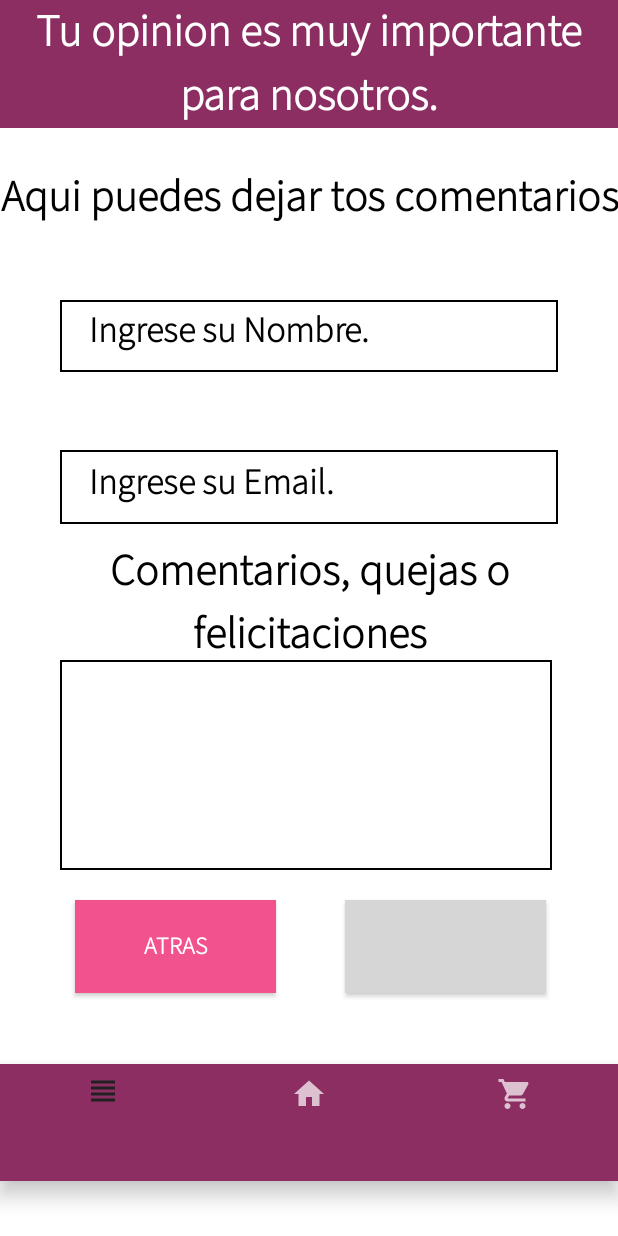
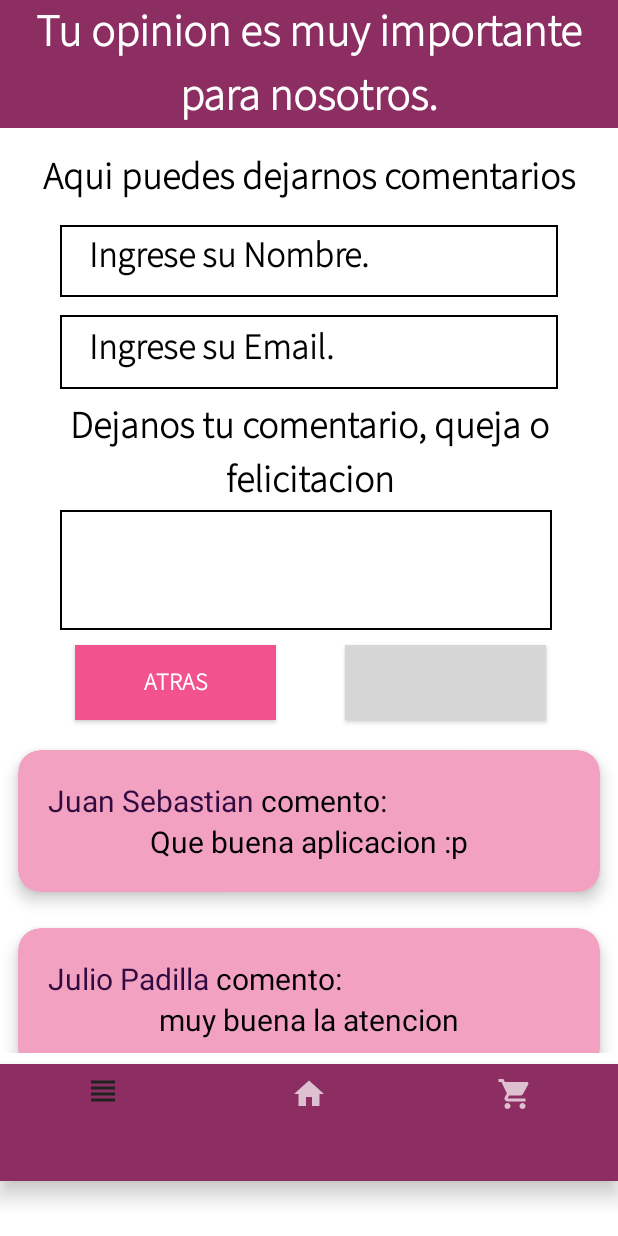
Before and after one commit to isabellalopezs/tiendaderosita, an Android app: the ComentariosFragment screen opened through its navigation route, on a phone screen of 412 x 824 dp. Run offline under Robolectric (Android 15) with nearby library versions, the phone set to English and light mode, and no system bars; our stand-ins replace Firebase (no records; nobody signed in at launch, a user with empty details on screens opened directly), Picasso; pictures from the network do not load; grey boxes are pictures that could not be loaded.

Commit message:
add comment list

```diff
--- /dev/null
+++ b/app/src/main/java/com/example/tienda_de_rosita/view/adapter/ComentariosAdapter.kt
@@ -0,0 +1,37 @@
+package com.example.tienda_de_rosita.view.adapter
+
+import android.view.LayoutInflater
+import android.view.View
+import android.view.ViewGroup
+import android.widget.TextView
+import androidx.recyclerview.widget.RecyclerView
+import androidx.recyclerview.widget.RecyclerView.ViewHolder
+import com.example.tienda_de_rosita.R
+
+class ComentariosAdapter: RecyclerView.Adapter<ComentariosAdapter.ViewHolder>() {
+    override fun onCreateViewHolder(viewGroup: ViewGroup, i:Int): ViewHolder{
+        val v= LayoutInflater.from(viewGroup.context).inflate(R.layout.card_view_comentarios, viewGroup, false)
+        return ViewHolder(v)
+    }
+    inner class ViewHolder(ItemView:View): RecyclerView.ViewHolder(ItemView){
+        var itemNombre: TextView
+        var itemComentario: TextView
+
+        init{
+            itemNombre=ItemView.findViewById(R.id.nombre)
+            itemComentario=ItemView.findViewById(R.id.comentario)
+        }
+    }
+
+    var nombres= arrayOf("Juan Sebastian","Julio Padilla","Jhonatan Lopez","Felipe Suarez","Andres Jimenez")
+    var comentario = arrayOf("Que buena aplicacion :p", "muy buena la atencion", "excelentes productos","Me gusto la gelatina","Muy buena la atencion")
+
+    override fun onBindViewHolder(vieHolder: ViewHolder, i: Int) {
+        vieHolder.itemNombre.text = nombres[i]
+        vieHolder.itemComentario.text = comentario[i]
+    }
+
+    override fun getItemCount(): Int {
+        return nombres.size
+    }
+}
--- a/app/src/main/java/com/example/tienda_de_rosita/view/ui/fragments/ComentariosFragment.kt
+++ b/app/src/main/java/com/example/tienda_de_rosita/view/ui/fragments/ComentariosFragment.kt
@@ -12,7 +12,10 @@ import android.widget.Toast
 import androidx.databinding.DataBindingUtil.setContentView
 import androidx.fragment.app.setFragmentResult
 import androidx.navigation.fragment.findNavController
+import androidx.recyclerview.widget.LinearLayoutManager
+import androidx.recyclerview.widget.RecyclerView
 import com.example.tienda_de_rosita.R
+import com.example.tienda_de_rosita.view.adapter.ComentariosAdapter
 import com.google.android.material.bottomnavigation.BottomNavigationView
 import com.google.firebase.database.DatabaseReference
 import com.google.firebase.database.FirebaseDatabase
@@ -26,6 +29,7 @@ class ComentariosFragment : Fragment() {
     lateinit var dbReference: DatabaseReference
     lateinit var enviarc:Button
     lateinit  var database: FirebaseDatabase
+    lateinit var recyclerCom: RecyclerView
 
 
 
@@ -35,6 +39,10 @@ class ComentariosFragment : Fragment() {
     ): View? {
         // Inflate the layout for this fragment
         val view=inflater.inflate(R.layout.fragment_comentarios, container, false)
+        recyclerCom=view.findViewById(R.id.recyclerviewcom)
+        val adapterComentarios=ComentariosAdapter()
+        recyclerCom.layoutManager=LinearLayoutManager(context)
+        recyclerCom.adapter=adapterComentarios
         return view
     }
 
@@ -78,4 +86,5 @@ class ComentariosFragment : Fragment() {
     }
 
 
+
 }
--- /dev/null
+++ b/app/src/main/res/layout/card_view_comentarios.xml
@@ -0,0 +1,47 @@
+<?xml version="1.0" encoding="utf-8"?>
+<androidx.cardview.widget.CardView xmlns:android="http://schemas.android.com/apk/res/android"
+    android:layout_width="match_parent"
+    android:layout_height="wrap_content"
+    xmlns:app="http://schemas.android.com/apk/res-auto"
+    android:id="@+id/card_comentario"
+    android:layout_margin="12dp"
+    app:cardBackgroundColor="@color/rosado_2"
+    app:cardCornerRadius="15dp"
+    app:cardElevation="6dp"
+    app:contentPadding="4dp">
+
+    <RelativeLayout
+        android:layout_width="match_parent"
+        android:layout_height="match_parent"
+        android:padding="16dp">
+
+        <TextView
+            android:id="@+id/nombre"
+            android:layout_width="wrap_content"
+            android:layout_height="wrap_content"
+            android:text="NOMBRE"
+            android:textSize="20dp"
+            android:textColor="@color/morado_2">
+        </TextView>
+        <TextView
+            android:layout_width="wrap_content"
+            android:layout_height="wrap_content"
+            android:text=" comento:"
+            android:textSize="20dp"
+            android:layout_toEndOf="@id/nombre"
+            android:textColor="@color/black">
+        </TextView>
+        <TextView
+            android:id="@+id/comentario"
+            android:layout_width="match_parent"
+            android:layout_height="wrap_content"
+            android:text="Este es el comentario que hizo ##### sobre nuestra tienda"
+            android:textSize="20dp"
+            android:layout_below="@id/nombre"
+            android:textColor="@color/black"
+            android:textAlignment="center">
+        </TextView>
+
+    </RelativeLayout>
+
+</androidx.cardview.widget.CardView>
--- a/app/src/main/res/layout/fragment_comentarios.xml
+++ b/app/src/main/res/layout/fragment_comentarios.xml
@@ -28,12 +28,12 @@
         android:id="@+id/textView22"
         android:layout_width="match_parent"
         android:layout_height="wrap_content"
-        android:layout_marginTop="110dp"
+        android:layout_marginTop="100dp"
         android:fontFamily="@font/sourcesanstreslight"
-        android:text="Aqui puedes dejar tos comentarios"
+        android:text="Aqui puedes dejarnos comentarios"
         android:textAlignment="center"
         android:textColor="@color/black"
-        android:textSize="29sp"
+        android:textSize="25sp"
         android:textStyle="bold" />
 
     <EditText
@@ -41,7 +41,7 @@
         android:layout_width="wrap_content"
         android:layout_height="48dp"
         android:layout_marginLeft="40dp"
-        android:layout_marginTop="200dp"
+        android:layout_marginTop="150dp"
         android:layout_marginRight="40dp"
         android:background="@drawable/stylo_borde"
         android:ems="10"
@@ -58,7 +58,7 @@
         android:layout_width="wrap_content"
         android:layout_height="49dp"
         android:layout_marginLeft="40dp"
-        android:layout_marginTop="300dp"
+        android:layout_marginTop="210dp"
         android:layout_marginRight="40dp"
         android:background="@drawable/stylo_borde"
         android:ems="10"
@@ -72,22 +72,22 @@
 
     <TextView
         android:id="@+id/textView29"
-        android:layout_width="wrap_content"
+        android:layout_width="match_parent"
         android:layout_height="wrap_content"
-        android:layout_marginTop="360dp"
+        android:layout_marginTop="266dp"
         android:fontFamily="@font/sourcesanstreslight"
-        android:text="Comentarios, quejas o felicitaciones"
+        android:text="Dejanos tu comentario, queja o felicitacion"
         android:textAlignment="center"
         android:textColor="@color/black"
-        android:textSize="29sp"
+        android:textSize="25sp"
         android:textStyle="bold" />
 
     <Button
         android:id="@+id/enviarc"
         android:layout_width="134dp"
-        android:layout_height="62dp"
+        android:layout_height="50dp"
         android:layout_marginLeft="230dp"
-        android:layout_marginTop="600dp"
+        android:layout_marginTop="430dp"
         android:background="@color/ic_launcher_background"
         android:fontFamily="@font/sourcesanstreslight"
         android:text="Enviar"
@@ -97,26 +97,34 @@
     <Button
         android:id="@+id/atrasc"
         android:layout_width="134dp"
-        android:layout_height="62dp"
+        android:layout_height="50dp"
         android:layout_marginLeft="50dp"
-        android:layout_marginTop="600dp"
+        android:layout_marginTop="430dp"
         android:background="@color/rosado_1"
         android:fontFamily="@font/sourcesanstreslight"
         android:text="Atras"
         android:textSize="16sp"
-        android:textStyle="bold" />
+        android:textStyle="bold"/>
 
     <EditText
         android:id="@+id/comentariosc"
         android:layout_width="328dp"
-        android:layout_height="140dp"
+        android:layout_height="80dp"
         android:layout_marginLeft="40dp"
-        android:layout_marginTop="440dp"
+        android:layout_marginTop="340dp"
         android:background="@drawable/stylo_borde"
         android:ems="10"
         android:inputType="textPersonName"
         android:textColor="@color/black"
         tools:ignore="SpeakableTextPresentCheck" />
+
+    <androidx.recyclerview.widget.RecyclerView
+        android:id="@+id/recyclerviewcom"
+        android:layout_width="match_parent"
+        android:layout_height="214dp"
+        android:layout_marginTop="488dp"
+        >
+    </androidx.recyclerview.widget.RecyclerView>
 
     <com.google.android.material.bottomnavigation.BottomNavigationView
         android:id="@+id/buttonNavigationMenu"
@@ -129,5 +137,4 @@
         tools:ignore="MissingConstraints">
 
     </com.google.android.material.bottomnavigation.BottomNavigationView>
-
 </FrameLayout>
```
Also changed, not shown: app/src/main/res/drawable-v24/flecha.png (added), 216 other files.
